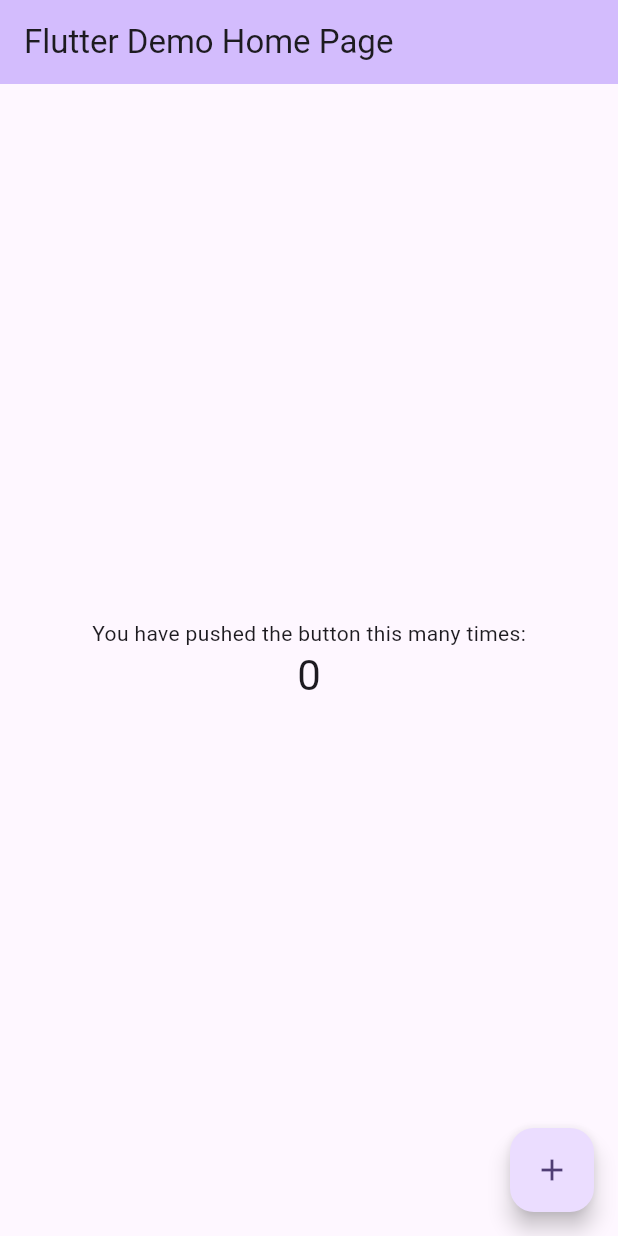
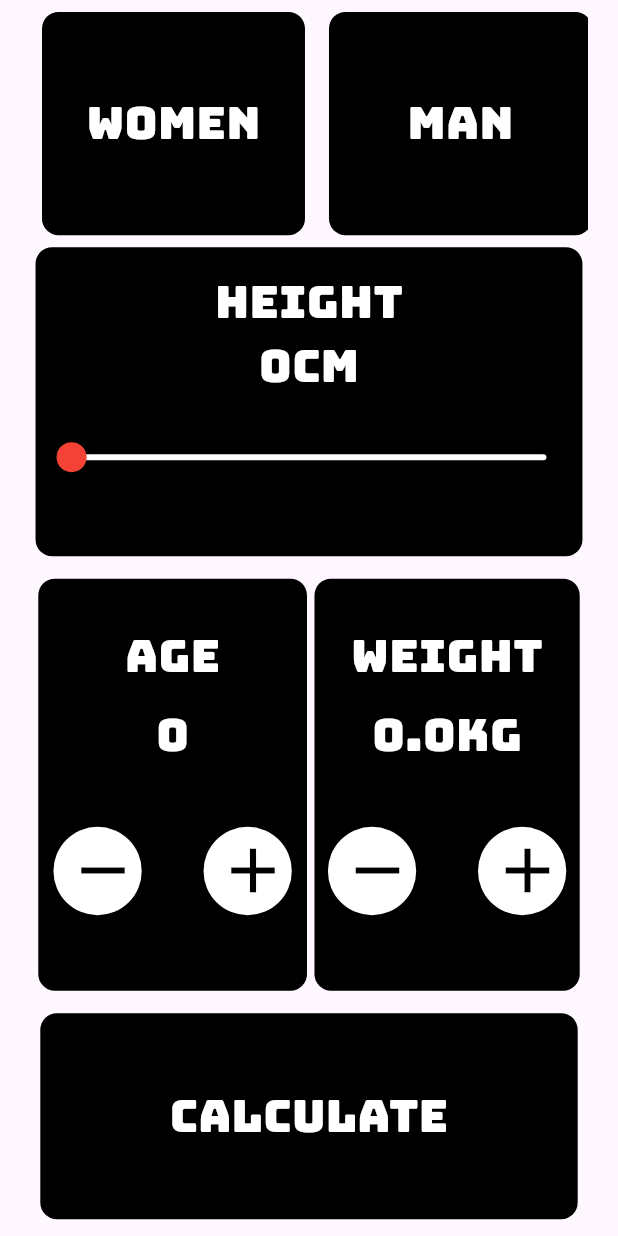
Before and after one commit to GhostMadi/bmi, a Flutter app: the screen it shows after launch, on a phone screen of 412 x 824 dp. Run offline on Flutter 3.47's test engine with Material 3 defaults, Android fonts, the phone set to English and light mode, and no system bars.

Commit message:
second commit

```diff
--- /dev/null
+++ b/lib/app.dart
@@ -0,0 +1,13 @@
+import 'package:bmi_flutter/app_view.dart';
+import 'package:flutter/material.dart';
+
+class MyApp extends StatelessWidget {
+  const MyApp({super.key});
+
+  @override
+  Widget build(BuildContext context) {
+    return MaterialApp(
+      home: AppView(),
+    );
+  }
+}
--- /dev/null
+++ b/lib/app_view.dart
@@ -0,0 +1,113 @@
+import 'package:bmi_flutter/widgets/age.dart';
+import 'package:bmi_flutter/widgets/genders.dart';
+import 'package:bmi_flutter/widgets/height.dart';
+import 'package:bmi_flutter/widgets/weight.dart';
+import 'package:flutter/material.dart';
+
+class AppView extends StatefulWidget {
+  const AppView({super.key});
+
+  @override
+  State<AppView> createState() => _AppViewState();
+}
+
+String? gender;
+double height = 0;
+int age = 0;
+double wight = 0;
+double result = 0;
+
+class _AppViewState extends State<AppView> {
+  @override
+  Widget build(BuildContext context) {
+    Size size = MediaQuery.of(context).size;
+    return Scaffold(
+      body: SafeArea(
+          child: Padding(
+        padding: const EdgeInsets.symmetric(horizontal: 20),
+        child: Center(
+          child: Column(
+            children: [
+              Genders(gender: (gender) {
+                setState(() {
+                  gender = gender;
+                });
+              }),
+              Height(
+                height: height,
+                heightUp: (value) {
+                  setState(() {
+                    height = value;
+                    print(height);
+                  });
+                },
+              ),
+              const SizedBox(height: 15),
+              Row(
+                mainAxisAlignment: MainAxisAlignment.center,
+                children: [
+                  Age(
+                      age: age,
+                      ageUp: (value) {
+                        setState(() {
+                          age = value;
+                        });
+                      }),
+                  const SizedBox(width: 5),
+                  Weight(
+                    wight: wight,
+                    weightUp: (value) {
+                      setState(() {
+                        wight = value;
+                        print(wight);
+                      });
+                    },
+                  )
+                ],
+              ),
+              const SizedBox(height: 15),
+              Container(
+                width: size.width / 1.15,
+                height: size.height / 6,
+                decoration: BoxDecoration(
+                  color: Colors.black,
+                  borderRadius: BorderRadius.circular(11),
+                ),
+                child: Center(
+                  child: GestureDetector(
+                    onTap: () {
+                      print('$wight $height');
+                      height = height / 100;
+                      result = wight / (height * height);
+
+                      setState(() {
+                        result = result;
+                      });
+                      ScaffoldMessenger.of(context).showSnackBar(SnackBar(
+                        backgroundColor: Colors.black,
+                        content: Text(
+                          'your bmi is:${result.round()}',
+                          style: const TextStyle(
+                              fontFamily: 'Bungee',
+                              fontSize: 30,
+                              color: Colors.white),
+                        ),
+                      ));
+                    },
+                    child: const Text(
+                      'Calculate',
+                      style: TextStyle(
+                          fontFamily: 'Bungee',
+                          fontSize: 30,
+                          color: Colors.white),
+                    ),
+                  ),
+                ),
+              )
+            ],
+          ),
+        ),
+      )),
+    );
+  }
+}
--- a/lib/main.dart
+++ b/lib/main.dart
@@ -1,125 +1,6 @@
+import 'package:bmi_flutter/app.dart';
 import 'package:flutter/material.dart';
 
 void main() {
   runApp(const MyApp());
 }
-
-class MyApp extends StatelessWidget {
-  const MyApp({super.key});
-
-  // This widget is the root of your application.
-  @override
-  Widget build(BuildContext context) {
-    return MaterialApp(
-      title: 'Flutter Demo',
-      theme: ThemeData(
-        // This is the theme of your application.
-        //
-        // TRY THIS: Try running your application with "flutter run". You'll see
-        // the application has a purple toolbar. Then, without quitting the app,
-        // try changing the seedColor in the colorScheme below to Colors.green
-        // and then invoke "hot reload" (save your changes or press the "hot
-        // reload" button in a Flutter-supported IDE, or press "r" if you used
-        // the command line to start the app).
-        //
-        // Notice that the counter didn't reset back to zero; the application
-        // state is not lost during the reload. To reset the state, use hot
-        // restart instead.
-        //
-        // This works for code too, not just values: Most code changes can be
-        // tested with just a hot reload.
-        colorScheme: ColorScheme.fromSeed(seedColor: Colors.deepPurple),
-        useMaterial3: true,
-      ),
-      home: const MyHomePage(title: 'Flutter Demo Home Page'),
-    );
-  }
-}
-
-class MyHomePage extends StatefulWidget {
-  const MyHomePage({super.key, required this.title});
-
-  // This widget is the home page of your application. It is stateful, meaning
-  // that it has a State object (defined below) that contains fields that affect
-  // how it looks.
-
-  // This class is the configuration for the state. It holds the values (in this
-  // case the title) provided by the parent (in this case the App widget) and
-  // used by the build method of the State. Fields in a Widget subclass are
-  // always marked "final".
-
-  final String title;
-
-  @override
-  State<MyHomePage> createState() => _MyHomePageState();
-}
-
-class _MyHomePageState extends State<MyHomePage> {
-  int _counter = 0;
-
-  void _incrementCounter() {
-    setState(() {
-      // This call to setState tells the Flutter framework that something has
-      // changed in this State, which causes it to rerun the build method below
-      // so that the display can reflect the updated values. If we changed
-      // _counter without calling setState(), then the build method would not be
-      // called again, and so nothing would appear to happen.
-      _counter++;
-    });
-  }
-
-  @override
-  Widget build(BuildContext context) {
-    // This method is rerun every time setState is called, for instance as done
-    // by the _incrementCounter method above.
-    //
-    // The Flutter framework has been optimized to make rerunning build methods
-    // fast, so that you can just rebuild anything that needs updating rather
-    // than having to individually change instances of widgets.
-    return Scaffold(
-      appBar: AppBar(
-        // TRY THIS: Try changing the color here to a specific color (to
-        // Colors.amber, perhaps?) and trigger a hot reload to see the AppBar
-        // change color while the other colors stay the same.
-        backgroundColor: Theme.of(context).colorScheme.inversePrimary,
-        // Here we take the value from the MyHomePage object that was created by
-        // the App.build method, and use it to set our appbar title.
-        title: Text(widget.title),
-      ),
-      body: Center(
-        // Center is a layout widget. It takes a single child and positions it
-        // in the middle of the parent.
-        child: Column(
-          // Column is also a layout widget. It takes a list of children and
-          // arranges them vertically. By default, it sizes itself to fit its
-          // children horizontally, and tries to be as tall as its parent.
-          //
-          // Column has various properties to control how it sizes itself and
-          // how it positions its children. Here we use mainAxisAlignment to
-          // center the children vertically; the main axis here is the vertical
-          // axis because Columns are vertical (the cross axis would be
-          // horizontal).
-          //
-          // TRY THIS: Invoke "debug painting" (choose the "Toggle Debug Paint"
-          // action in the IDE, or press "p" in the console), to see the
-          // wireframe for each widget.
-          mainAxisAlignment: MainAxisAlignment.center,
-          children: <Widget>[
-            const Text(
-              'You have pushed the button this many times:',
-            ),
-            Text(
-              '$_counter',
-              style: Theme.of(context).textTheme.headlineMedium,
-            ),
-          ],
-        ),
-      ),
-      floatingActionButton: FloatingActionButton(
-        onPressed: _incrementCounter,
-        tooltip: 'Increment',
-        child: const Icon(Icons.add),
-      ), // This trailing comma makes auto-formatting nicer for build methods.
-    );
-  }
-}
--- /dev/null
+++ b/lib/widgets/age.dart
@@ -0,0 +1,82 @@
+import 'package:flutter/material.dart';
+
+class Age extends StatefulWidget {
+  int age;
+  Function(int) ageUp;
+  Age({required this.ageUp, required this.age, super.key});
+
+  @override
+  State<Age> createState() => _AgeState();
+}
+
+class _AgeState extends State<Age> {
+  @override
+  Widget build(BuildContext context) {
+    Size size = MediaQuery.of(context).size;
+    return Container(
+      width: size.width / 2.3,
+      height: size.height / 3,
+      decoration: BoxDecoration(
+          borderRadius: BorderRadius.circular(11), color: Colors.black),
+      child: Column(
+        children: [
+          SizedBox(height: 30),
+          const Text(
+            'Age',
+            style: TextStyle(
+                fontFamily: 'Bungee', fontSize: 30, color: Colors.white),
+          ),
+          const SizedBox(height: 10),
+          Text(
+            '${widget.age}',
+            style: const TextStyle(
+                fontFamily: 'Bungee', fontSize: 30, color: Colors.white),
+          ),
+          const SizedBox(height: 10),
+          Row(
+            mainAxisAlignment: MainAxisAlignment.center,
+            children: [
+              Container(
+                height: size.height / 7,
+                width: size.width / 7,
+                decoration: const BoxDecoration(
+                    shape: BoxShape.circle, color: Colors.white),
+                child: IconButton(
+                  onPressed: () {
+                    setState(() {
+                      widget.age -= 1;
+                    });
+                  },
+                  icon: const Icon(
+                    Icons.remove,
+                    size: 50,
+                  ),
+                  color: Colors.black,
+                ),
+              ),
+              SizedBox(width: size.width / 10),
+              Container(
+                height: size.height / 7,
+                width: size.width / 7,
+                decoration: const BoxDecoration(
+                    shape: BoxShape.circle, color: Colors.white),
+                child: IconButton(
+                  onPressed: () {
+                    setState(() {
+                      widget.age += 1;
+                    });
+                  },
+                  icon: const Icon(
+                    Icons.add,
+                    size: 50,
+                  ),
+                  color: Colors.black,
+                ),
+              )
+            ],
+          )
+        ],
+      ),
+    );
+  }
+}
--- /dev/null
+++ b/lib/widgets/genders.dart
@@ -0,0 +1,60 @@
+import 'package:flutter/material.dart';
+
+// ignore: must_be_immutable
+class Genders extends StatefulWidget {
+  Function(String)? gender;
+  Genders({required this.gender, super.key});
+
+  @override
+  State<Genders> createState() => _GendersState();
+}
+
+class _GendersState extends State<Genders> {
+  List<String> genders = ["Women", "Man"];
+  String selected = '';
+  @override
+  Widget build(BuildContext context) {
+    Size size = MediaQuery.of(context).size;
+    return SizedBox(
+        width: size.width,
+        height: size.height / 5,
+        child: ListView.builder(
+            scrollDirection: Axis.horizontal,
+            itemCount: genders.length,
+            itemBuilder: (context, index) {
+              return GestureDetector(
+                onTap: () {
+                  setState(() {
+                    selected = genders[index];
+                    widget.gender!(selected);
+                  });
+                },
+                child: Padding(
+                  padding: const EdgeInsets.all(8.0),
+                  child: Container(
+                    width: size.width / 2.35,
+                    height: size.height / 5,
+                    decoration: BoxDecoration(
+                      color: selected == genders[index]
+                          ? Colors.white
+                          : Colors.black,
+                      borderRadius: BorderRadius.circular(11),
+                    ),
+                    child: Center(
+                      child: Text(
+                        genders[index],
+                        style: TextStyle(
+                          color: selected == genders[index]
+                              ? Colors.black
+                              : Colors.white,
+                          fontFamily: 'Bungee',
+                          fontSize: 30,
+                        ),
+                      ),
+                    ),
+                  ),
+                ),
+              );
+            }));
+  }
+}
--- /dev/null
+++ b/lib/widgets/height.dart
@@ -0,0 +1,53 @@
+// ignore_for_file: must_be_immutable
+
+import 'package:flutter/material.dart';
+
+class Height extends StatefulWidget {
+  double height;
+  Function(double) heightUp;
+  Height({required this.heightUp, required this.height, super.key});
+
+  @override
+  State<Height> createState() => _HeightState();
+}
+
+class _HeightState extends State<Height> {
+  @override
+  Widget build(BuildContext context) {
+    Size size = MediaQuery.of(context).size;
+
+    return Container(
+        decoration: BoxDecoration(
+            color: Colors.black, borderRadius: BorderRadius.circular(11)),
+        height: size.height / 4,
+        width: size.width / 1.13,
+        child: Column(
+          children: [
+            const SizedBox(height: 15),
+            const Text(
+              'Height',
+              style: TextStyle(
+                  fontFamily: 'Bungee', fontSize: 30, color: Colors.white),
+            ),
+            Text(
+              '${widget.height.round()}cm',
+              style: const TextStyle(
+                  fontFamily: 'Bungee', fontSize: 30, color: Colors.white),
+            ),
+            const SizedBox(height: 15),
+            Slider(
+                thumbColor: Colors.red,
+                activeColor: Colors.white,
+                inactiveColor: Colors.white,
+                value: widget.height,
+                max: 300,
+                onChanged: (double value) {
+                  setState(() {
+                    widget.height = value;
+                    widget.heightUp(widget.height);
+                  });
+                }),
+          ],
+        ));
+  }
+}
--- /dev/null
+++ b/lib/widgets/weight.dart
@@ -0,0 +1,84 @@
+import 'package:flutter/material.dart';
+
+class Weight extends StatefulWidget {
+  double wight;
+  Function(double) weightUp;
+  Weight({required this.weightUp, required this.wight, super.key});
+
+  @override
+  State<Weight> createState() => _WeightState();
+}
+
+class _WeightState extends State<Weight> {
+  @override
+  Widget build(BuildContext context) {
+    Size size = MediaQuery.of(context).size;
+    return Container(
+      width: size.width / 2.33,
+      height: size.height / 3,
+      decoration: BoxDecoration(
+          borderRadius: BorderRadius.circular(11), color: Colors.black),
+      child: Column(
+        children: [
+          SizedBox(height: 30),
+          const Text(
+            'Weight',
+            style: TextStyle(
+                fontFamily: 'Bungee', fontSize: 30, color: Colors.white),
+          ),
+          const SizedBox(height: 10),
+          Text(
+            '${widget.wight}kg',
+            style: const TextStyle(
+                fontFamily: 'Bungee', fontSize: 30, color: Colors.white),
+          ),
+          const SizedBox(height: 10),
+          Row(
+            mainAxisAlignment: MainAxisAlignment.center,
+            children: [
+              Container(
+                height: size.height / 7,
+                width: size.width / 7,
+                decoration: const BoxDecoration(
+                    shape: BoxShape.circle, color: Colors.white),
+                child: IconButton(
+                  onPressed: () {
+                    setState(() {
+                      widget.wight -= 1;
+                      widget.weightUp(widget.wight);
+                    });
+                  },
+                  icon: const Icon(
+                    Icons.remove,
+                    size: 50,
+                  ),
+                  color: Colors.black,
+                ),
+              ),
+              SizedBox(width: size.width / 10),
+              Container(
+                height: size.height / 7,
+                width: size.width / 7,
+                decoration: const BoxDecoration(
+                    shape: BoxShape.circle, color: Colors.white),
+                child: IconButton(
+                  onPressed: () {
+                    setState(() {
+                      widget.wight += 1;
+                      widget.weightUp(widget.wight);
+                    });
+                  },
+                  icon: const Icon(
+                    Icons.add,
+                    size: 50,
+                  ),
+                  color: Colors.black,
+                ),
+              )
+            ],
+          )
+        ],
+      ),
+    );
+  }
+}
```
Also changed, not shown: pubspec.yaml (+4 -4 lines), assets/fonts/Bungee-Regular.ttf (added), 1 other file.
